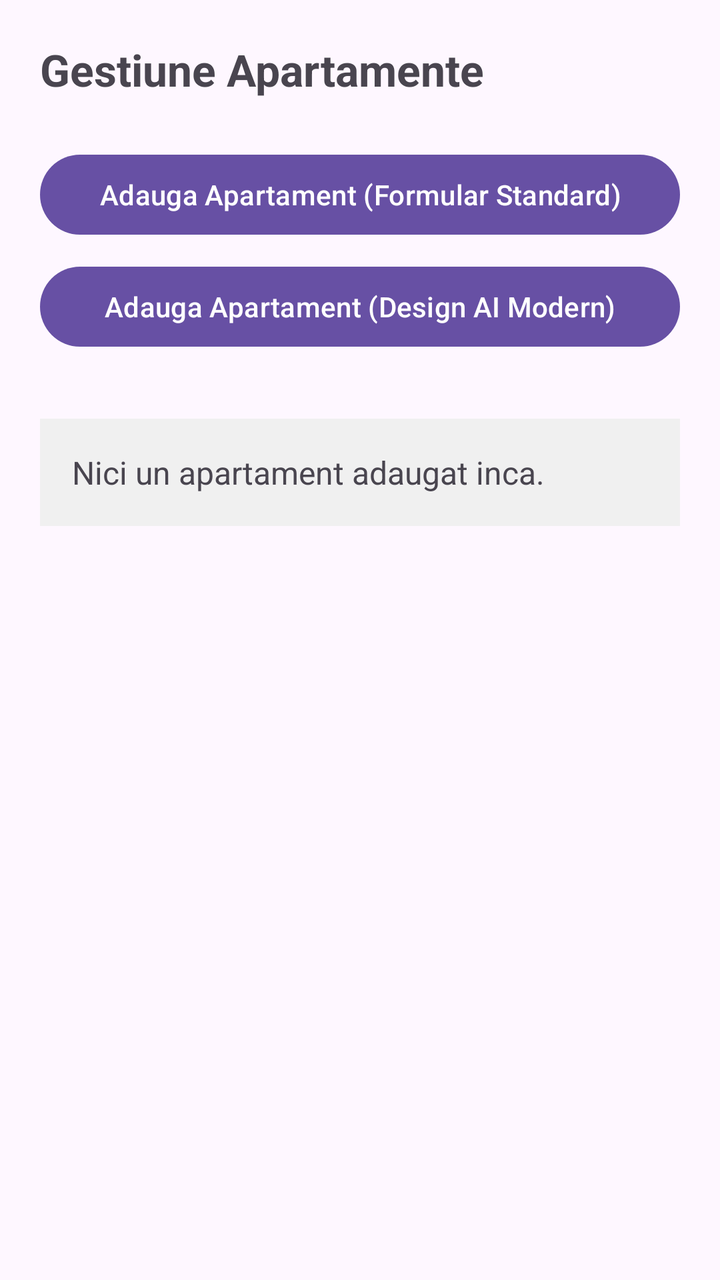
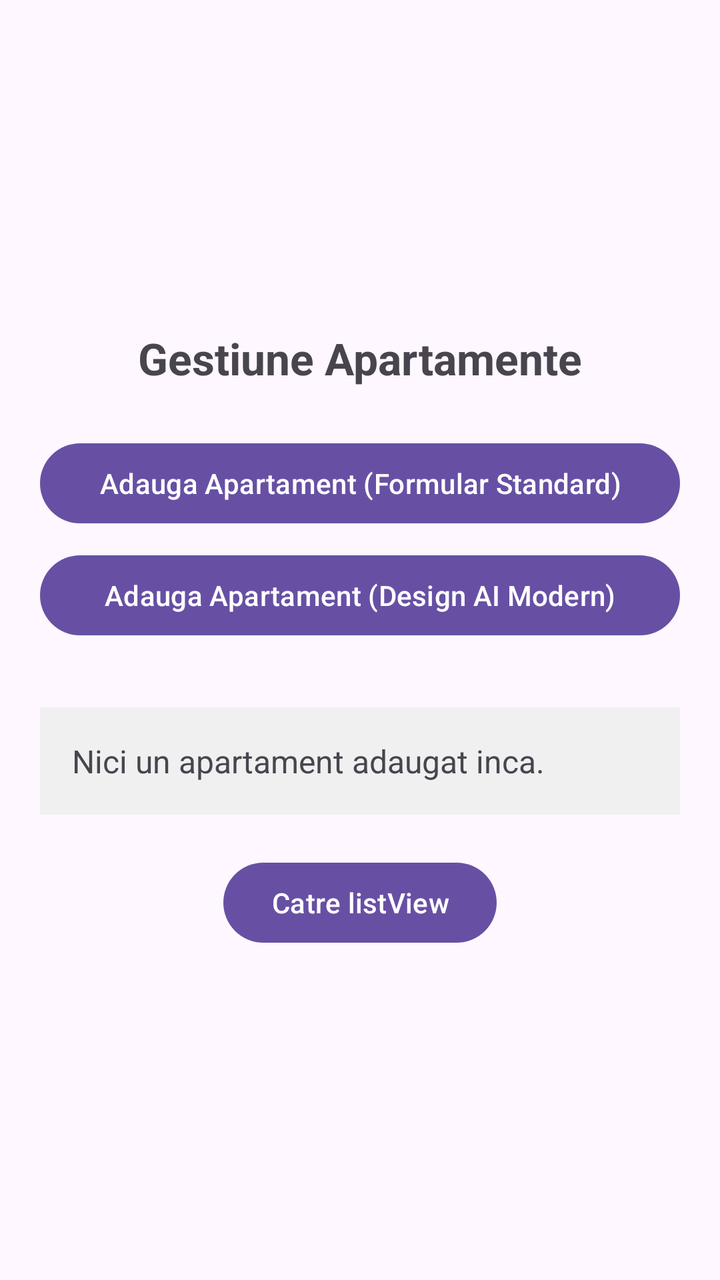

Screens rendered from an Android XML layout before and after an edit, with the pre-edit source and the edit as a unified diff.
<!-- AndroidManifest.xml: application theme Theme.Ciufu_AlexIonut_ActivitateDAM2026 -->
<!-- res/layout/activity_main.xml -->
<?xml version="1.0" encoding="utf-8"?>
<LinearLayout xmlns:android="http://schemas.android.com/apk/res/android"
    android:id="@+id/main"
    android:layout_width="match_parent"
    android:layout_height="match_parent"
    android:orientation="vertical"
    android:padding="20dp">

    <TextView
        android:id="@+id/tvTitlu"
        android:layout_width="wrap_content"
        android:layout_height="wrap_content"
        android:text="Gestiune Apartamente"
        android:textSize="22sp"
        android:textStyle="bold"
        android:layout_marginBottom="24dp"/>

    <Button
        android:id="@+id/btnDeschideAdaugare"
        android:layout_width="match_parent"
        android:layout_height="wrap_content"
        android:onClick="deschideAdaugareClasic"
        android:text="Adauga Apartament (Formular Standard)"/>

    <Button
        android:id="@+id/btnDeschideAdaugareAi"
        android:layout_width="match_parent"
        android:layout_height="wrap_content"
        android:layout_marginTop="8dp"
        android:onClick="deschidereAdaugareAi"
        android:text="Adauga Apartament (Design AI Modern)"/>

    <TextView
        android:id="@+id/tvRezultatObiect"
        android:layout_width="match_parent"
        android:layout_height="wrap_content"
        android:layout_marginTop="32dp"
        android:background="#F0F0F0"
        android:padding="16dp"
        android:text="Nici un apartament adaugat inca."
        android:textSize="16sp" />

</LinearLayout>
<!-- resources referenced by this layout -->
<resources>
  <style name="Theme.Ciufu_AlexIonut_ActivitateDAM2026" parent="Base.Theme.Ciufu_AlexIonut_ActivitateDAM2026" />
  <style name="Base.Theme.Ciufu_AlexIonut_ActivitateDAM2026" parent="Theme.Material3.DayNight.NoActionBar">
          
          
      </style>
</resources>

<!-- the commit's change to res/layout/activity_main.xml (unified diff, before → after) -->
@@ -4,6 +4,7 @@
     android:layout_width="match_parent"
     android:layout_height="match_parent"
     android:orientation="vertical"
+    android:gravity="center"
     android:padding="20dp">
 
     <TextView
@@ -40,4 +41,11 @@
         android:text="Nici un apartament adaugat inca."
         android:textSize="16sp" />
 
+    <Button
+        android:id="@+id/btnToLv"
+        android:layout_width="wrap_content"
+        android:layout_height="wrap_content"
+        android:layout_marginTop="20dp"
+        android:text="Catre listView" />
+
 </LinearLayout>
